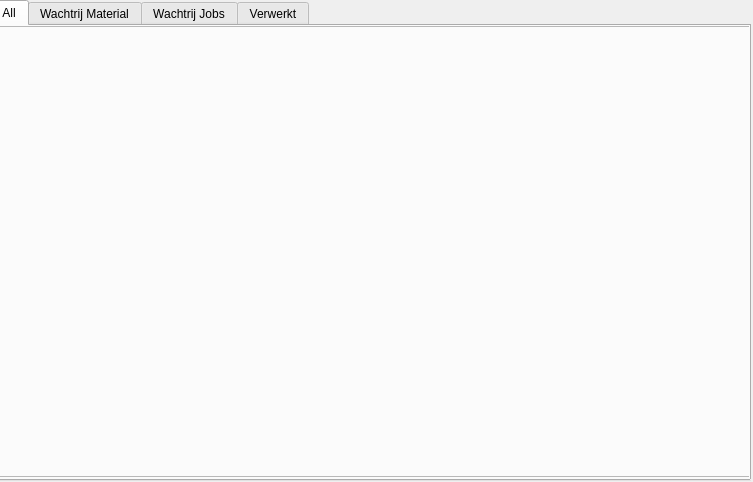
First picture: the form in laser/ui/jobs_tabs_window.ui, repository GijsGroote/creator_administrator, before the edit.
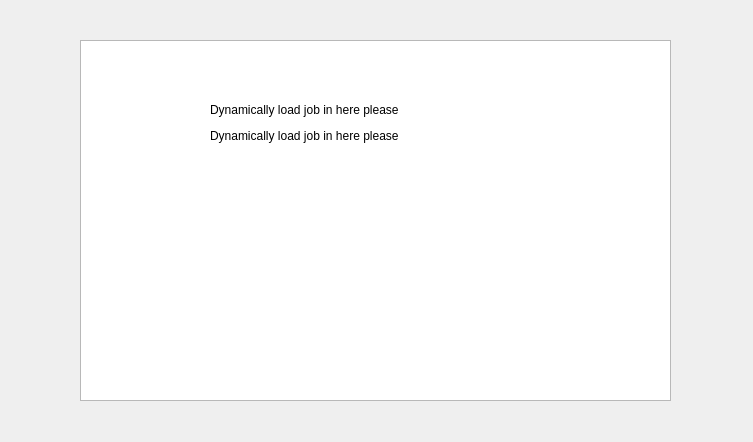
Second picture: the form after the edit.

Patch:
```diff
--- a/laser/ui/jobs_tabs_window.ui
+++ b/laser/ui/jobs_tabs_window.ui
@@ -7,86 +7,47 @@
     <x>0</x>
     <y>0</y>
     <width>753</width>
-    <height>482</height>
+    <height>442</height>
    </rect>
   </property>
   <property name="windowTitle">
    <string>Form</string>
   </property>
-  <widget class="QTabWidget" name="tabWidget">
+  <widget class="QListWidget" name="listWidget">
    <property name="geometry">
     <rect>
-     <x>-10</x>
-     <y>0</y>
-     <width>761</width>
-     <height>481</height>
+     <x>80</x>
+     <y>40</y>
+     <width>591</width>
+     <height>361</height>
     </rect>
    </property>
-   <property name="currentIndex">
-    <number>0</number>
+  </widget>
+  <widget class="QWidget" name="">
+   <property name="geometry">
+    <rect>
+     <x>210</x>
+     <y>100</y>
+     <width>235</width>
+     <height>46</height>
+    </rect>
    </property>
-   <widget class="QWidget" name="tab_3">
-    <attribute name="title">
-     <string>All</string>
-    </attribute>
-    <widget class="QFrame" name="frame">
-     <property name="geometry">
-      <rect>
-       <x>0</x>
-       <y>0</y>
-       <width>761</width>
-       <height>451</height>
-      </rect>
-     </property>
-     <property name="frameShape">
-      <enum>QFrame::StyledPanel</enum>
-     </property>
-     <property name="frameShadow">
-      <enum>QFrame::Raised</enum>
-     </property>
-    </widget>
-   </widget>
-   <widget class="QWidget" name="WachtrijMaterial">
-    <property name="whatsThis">
-     <string>&lt;html&gt;&lt;head/&gt;&lt;body&gt;&lt;p&gt;Wachtrij Material&lt;/p&gt;&lt;p&gt;&lt;br/&gt;&lt;/p&gt;&lt;/body&gt;&lt;/html&gt;</string>
-    </property>
-    <attribute name="title">
-     <string>Wachtrij Material</string>
-    </attribute>
-    <widget class="QListWidget" name="listWidget">
-     <property name="geometry">
-      <rect>
-       <x>40</x>
-       <y>10</y>
-       <width>681</width>
-       <height>281</height>
-      </rect>
-     </property>
-    </widget>
-   </widget>
-   <widget class="QWidget" name="tab_2">
-    <property name="whatsThis">
-     <string>&lt;html&gt;&lt;head/&gt;&lt;body&gt;&lt;p&gt;Wachtrij&lt;/p&gt;&lt;/body&gt;&lt;/html&gt;</string>
-    </property>
-    <attribute name="title">
-     <string>Wachtrij Jobs</string>
-    </attribute>
-    <widget class="QListView" name="listView">
-     <property name="geometry">
-      <rect>
-       <x>35</x>
-       <y>21</y>
-       <width>701</width>
-       <height>251</height>
-      </rect>
-     </property>
-    </widget>
-   </widget>
-   <widget class="QWidget" name="tab">
-    <attribute name="title">
-     <string>Verwerkt</string>
-    </attribute>
-   </widget>
+   <layout class="QVBoxLayout" name="verticalLayout">
+    <item>
+     <widget class="QLabel" name="label">
+      <property name="text">
+       <string>Dynamically load job in here please</string>
+      </property>
+     </widget>
+    </item>
+    <item>
+     <widget class="QLabel" name="label_2">
+      <property name="text">
+       <string>Dynamically load job in here please</string>
+      </property>
+     </widget>
+    </item>
+   </layout>
   </widget>
  </widget>
  <resources/>
```
